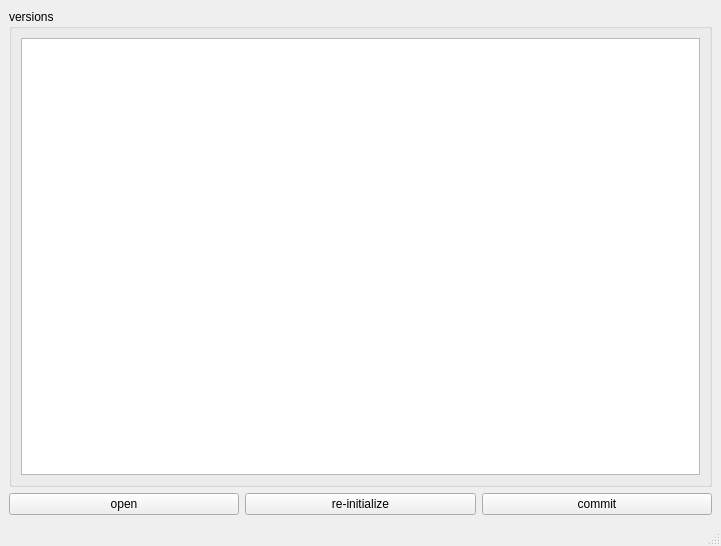
Qt form rbhusUI/lib/rbhusPipeVersionsMod.ui (aumanimationstudios/rbhus) before a commit.
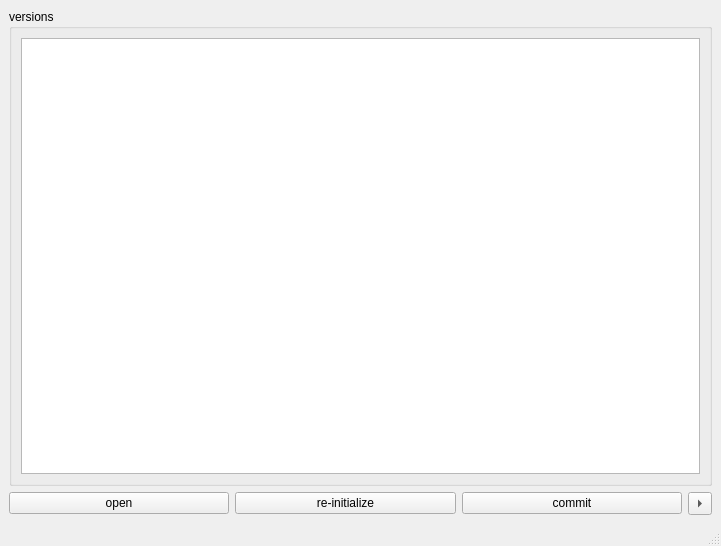
The same form after that commit.

```diff
--- a/rbhusUI/lib/rbhusPipeVersionsMod.ui
+++ b/rbhusUI/lib/rbhusPipeVersionsMod.ui
@@ -15,13 +15,6 @@
   </property>
   <widget class="QWidget" name="centralwidget">
    <layout class="QGridLayout" name="gridLayout">
-    <item row="3" column="2">
-     <widget class="QPushButton" name="pushCommit">
-      <property name="text">
-       <string>commit</string>
-      </property>
-     </widget>
-    </item>
     <item row="0" column="0" colspan="3">
      <layout class="QVBoxLayout" name="verticalLayout">
       <item>
@@ -87,19 +80,40 @@
       </item>
      </layout>
     </item>
-    <item row="3" column="0">
+    <item row="3" column="0" colspan="3">
+     <layout class="QHBoxLayout" name="horizontalLayout">
+      <item>
      <widget class="QPushButton" name="pushWork">
       <property name="text">
        <string>open</string>
       </property>
      </widget>
     </item>
-    <item row="3" column="1">
+      <item>
      <widget class="QPushButton" name="pushReInit">
       <property name="text">
        <string>re-initialize</string>
       </property>
      </widget>
+      </item>
+      <item>
+       <widget class="QPushButton" name="pushCommit">
+        <property name="text">
+         <string>commit</string>
+        </property>
+       </widget>
+      </item>
+      <item>
+       <widget class="QToolButton" name="toolButton">
+        <property name="text">
+         <string>...</string>
+        </property>
+        <property name="arrowType">
+         <enum>Qt::RightArrow</enum>
+        </property>
+       </widget>
+      </item>
+     </layout>
     </item>
    </layout>
   </widget>
```
Lines whose indentation alone changed are shown as unchanged.
